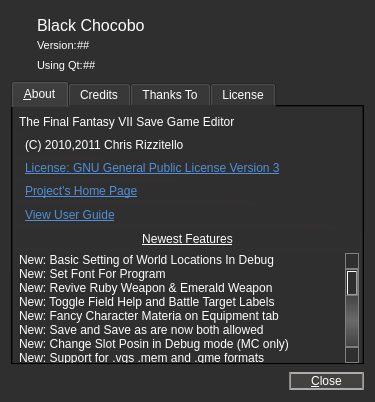
sithlord48/blackchocobo, file about.ui: the form before one commit.
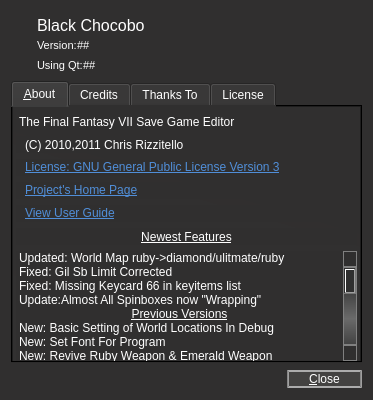
The form after the commit. Icons and pictures are not drawn.

Commit message: spelling corrections, spinboxes wraping, version number++added keyitem: keycard 66 moved keycard 68 down1 repacing extra midgar parts. added changes to about.ui. lupdate -no-obsolete (french needs work)

What changed in the file:
```diff
--- a/about.ui
+++ b/about.ui
@@ -9,8 +9,8 @@
    <rect>
     <x>0</x>
     <y>0</y>
-    <width>375</width>
-    <height>402</height>
+    <width>373</width>
+    <height>400</height>
    </rect>
   </property>
   <property name="sizePolicy">
@@ -460,6 +460,41 @@
          <property name="selectionMode">
           <enum>QAbstractItemView::NoSelection</enum>
          </property>
+         <item>
+          <property name="text">
+           <string>Updated: World Map ruby-&gt;diamond/ulitmate/ruby</string>
+          </property>
+         </item>
+         <item>
+          <property name="text">
+           <string>Fixed: Gil Sb Limit Corrected</string>
+          </property>
+         </item>
+         <item>
+          <property name="text">
+           <string>Fixed: Missing Keycard 66 in keyitems list</string>
+          </property>
+         </item>
+         <item>
+          <property name="text">
+           <string>Update:Almost All Spinboxes now &quot;Wrapping&quot;</string>
+          </property>
+         </item>
+         <item>
+          <property name="text">
+           <string>Previous Versions</string>
+          </property>
+          <property name="font">
+           <font>
+            <weight>50</weight>
+            <bold>false</bold>
+            <underline>true</underline>
+           </font>
+          </property>
+          <property name="textAlignment">
+           <set>AlignHCenter|AlignVCenter|AlignCenter</set>
+          </property>
+         </item>
          <item>
           <property name="text">
            <string>New: Basic Setting of World Locations In Debug</string>
@@ -530,21 +565,6 @@
            <string>Fixed: Items/Materia Names And Skill Now Translated</string>
           </property>
          </item>
-         <item>
-          <property name="text">
-           <string>Previous Versions</string>
-          </property>
-          <property name="font">
-           <font>
-            <weight>50</weight>
-            <bold>false</bold>
-            <underline>true</underline>
-           </font>
-          </property>
-          <property name="textAlignment">
-           <set>AlignHCenter|AlignVCenter|AlignCenter</set>
-          </property>
-         </item>
          <item>
           <property name="text">
            <string>New: This Fancy About Dialog</string>
```
Left out of the diff: 2 changed lines with no effect on the pictures. The commit also changes 6 other files.
